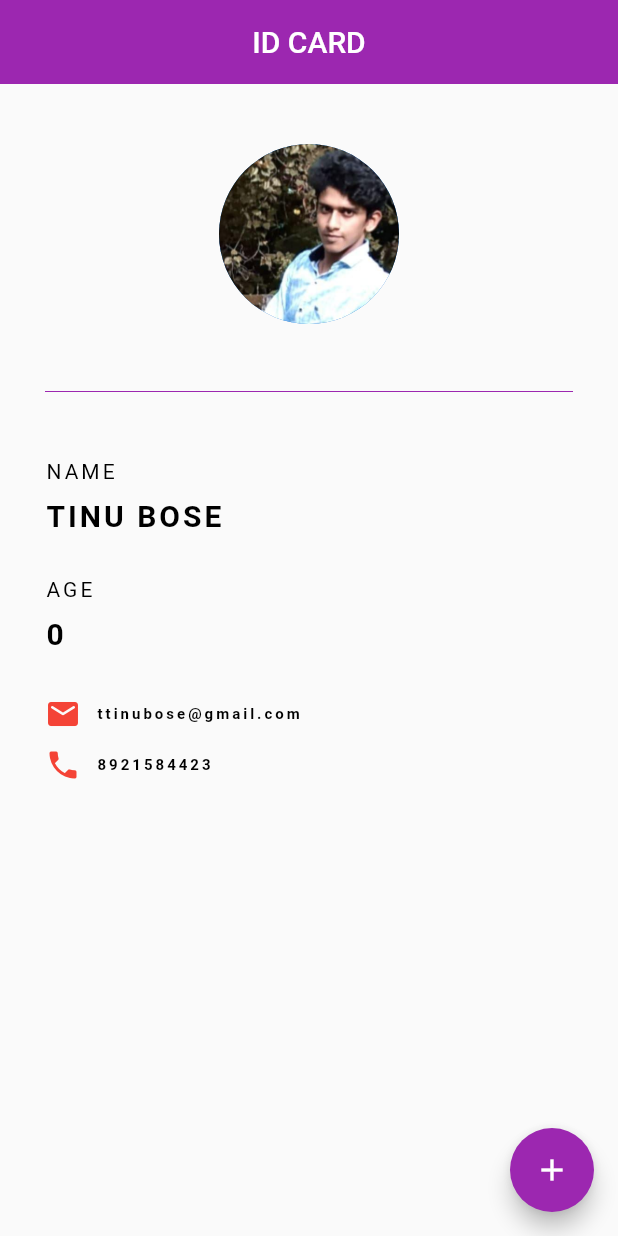
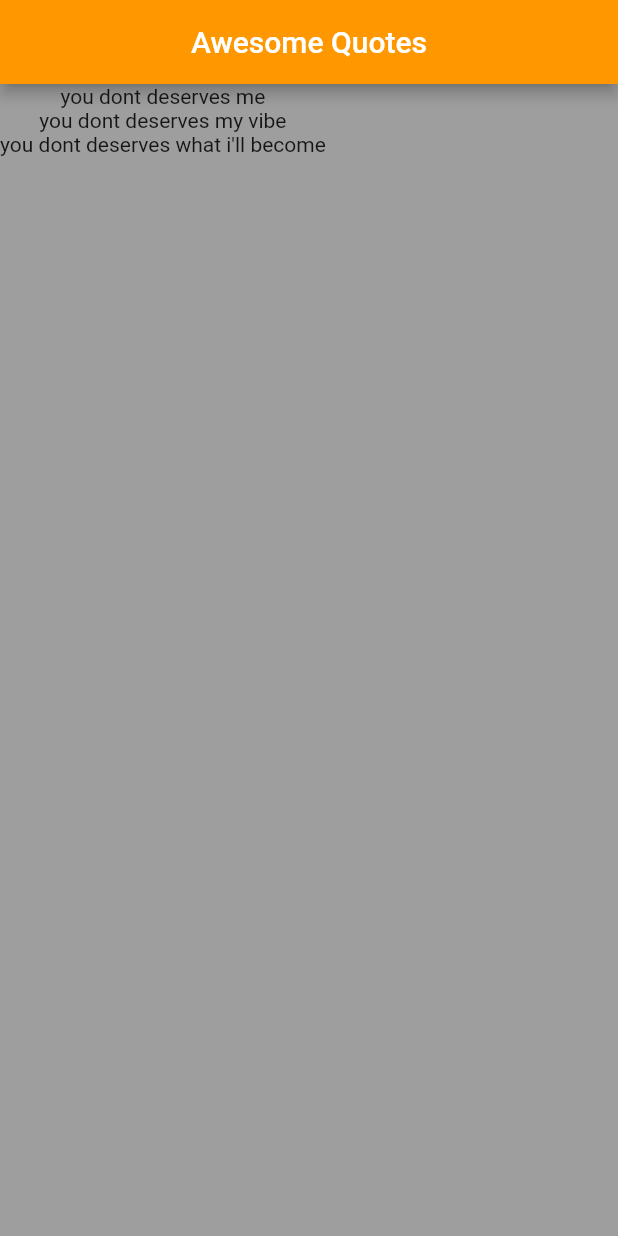
Before and after one commit to TinuBose/my_id, a Flutter app: the screen it shows after launch, on a phone screen of 412 x 824 dp. Run offline on Flutter 3.47's test engine with Material 2 defaults, Android fonts, the phone set to English and light mode, and no system bars.

Commit message:
retrieving values from list

```diff
--- a/lib/main.dart
+++ b/lib/main.dart
@@ -1,127 +1,35 @@
 import 'package:flutter/material.dart';
 
 void main() => runApp(MaterialApp(
-      home: My_Id(),
+      home: QuoteList(),
     ));
 
-class My_Id extends StatelessWidget {
-  My_Id({super.key});
+class QuoteList extends StatefulWidget {
+  QuoteList({super.key});
 
-  int age = 0;
+  @override
+  State<QuoteList> createState() => _QuoteListState();
+}
+
+class _QuoteListState extends State<QuoteList> {
+  List<String> quotes = [
+    'you dont deserves me',
+    'you dont deserves my vibe',
+    'you dont deserves what i\'ll become'
+  ];
   @override
   Widget build(BuildContext context) {
     return Scaffold(
+      backgroundColor: Colors.grey,
       appBar: AppBar(
-        title: Text("ID CARD"),
-        backgroundColor: Colors.purple,
+        title: Text("Awesome Quotes"),
+        backgroundColor: Colors.orange,
         centerTitle: true,
-        elevation: 0.0,
       ),
-      floatingActionButton: FloatingActionButton(
-        onPressed: () {
-          setState(({
-            age+=1;
-          }));
-        },
-        child: Icon(Icons.add),
-        backgroundColor: Colors.purple,
-      ),
-      body: Padding(
-        padding: EdgeInsets.fromLTRB(30, 40, 30, 0),
-        child: Column(
-          crossAxisAlignment: CrossAxisAlignment.start,
-          children: [
-            Center(
-              child: CircleAvatar(
-                backgroundImage: AssetImage('assets/me.jpeg'),
-                radius: 60,
-              ),
-            ),
-            Divider(
-              height: 90,
-              color: Colors.purple,
-            ),
-            Text(
-              "NAME",
-              style: TextStyle(color: Colors.black, letterSpacing: 2.0),
-            ),
-            SizedBox(
-              height: 10,
-            ),
-            Text(
-              "TINU BOSE",
-              style: TextStyle(
-                  color: Colors.black,
-                  letterSpacing: 2.0,
-                  fontWeight: FontWeight.bold,
-                  fontSize: 20),
-            ),
-            SizedBox(
-              height: 30,
-            ),
-            Text(
-              "AGE",
-              style: TextStyle(color: Colors.black, letterSpacing: 2.0),
-            ),
-            SizedBox(
-              height: 10,
-            ),
-            Text(
-              '$age',
-              style: TextStyle(
-                  color: Colors.black,
-                  letterSpacing: 2.0,
-                  fontWeight: FontWeight.bold,
-                  fontSize: 20),
-            ),
-            SizedBox(
-              height: 30,
-            ),
-            Row(
-              children: [
-                Icon(
-                  Icons.email_rounded,
-                  color: Colors.red,
-                ),
-                SizedBox(
-                  width: 10,
-                ),
-                Text(
-                  "ttinubose@gmail.com",
-                  style: TextStyle(
-                    fontSize: 10,
-                    color: Colors.black,
-                    letterSpacing: 2.0,
-                    fontWeight: FontWeight.bold,
-                  ),
-                )
-              ],
-            ),
-            SizedBox(
-              height: 10,
-            ),
-            Row(
-              children: [
-                Icon(
-                  Icons.phone,
-                  color: Colors.red,
-                ),
-                SizedBox(
-                  width: 10,
-                ),
-                Text(
-                  "8921584423",
-                  style: TextStyle(
-                    fontSize: 10,
-                    color: Colors.black,
-                    letterSpacing: 2.0,
-                    fontWeight: FontWeight.bold,
-                  ),
-                )
-              ],
-            ),
-          ],
-        ),
+      body: Column(
+        children: quotes.map((quote) {
+          return Text(quote);
+        }).toList(),
       ),
     );
   }
```
